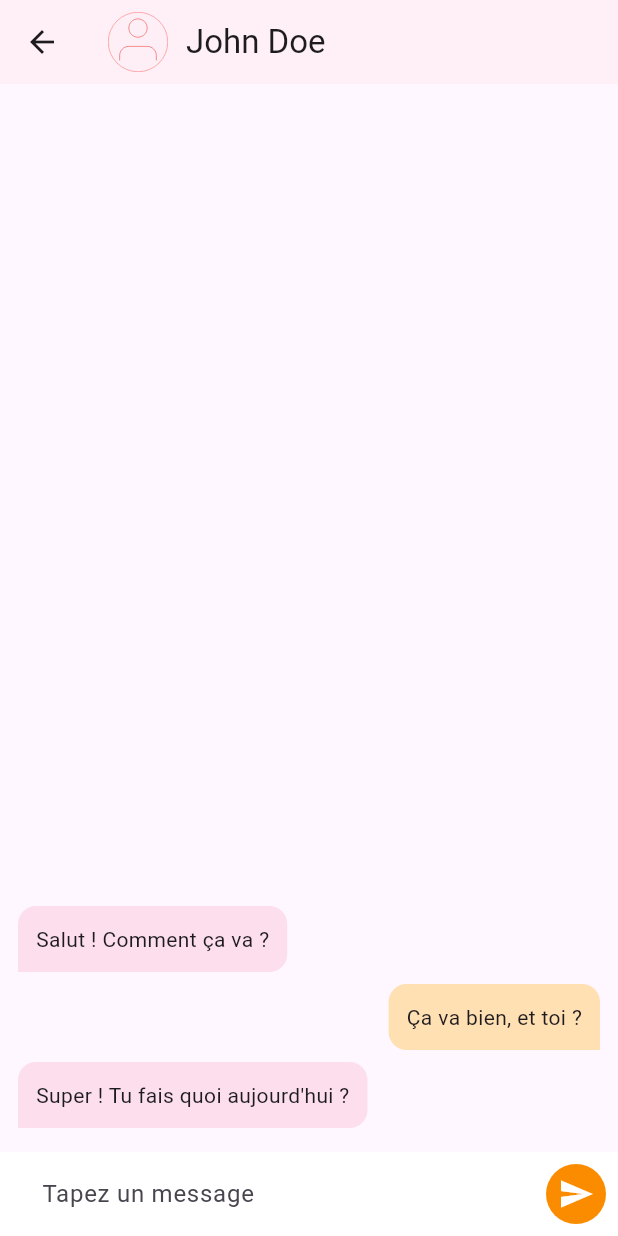
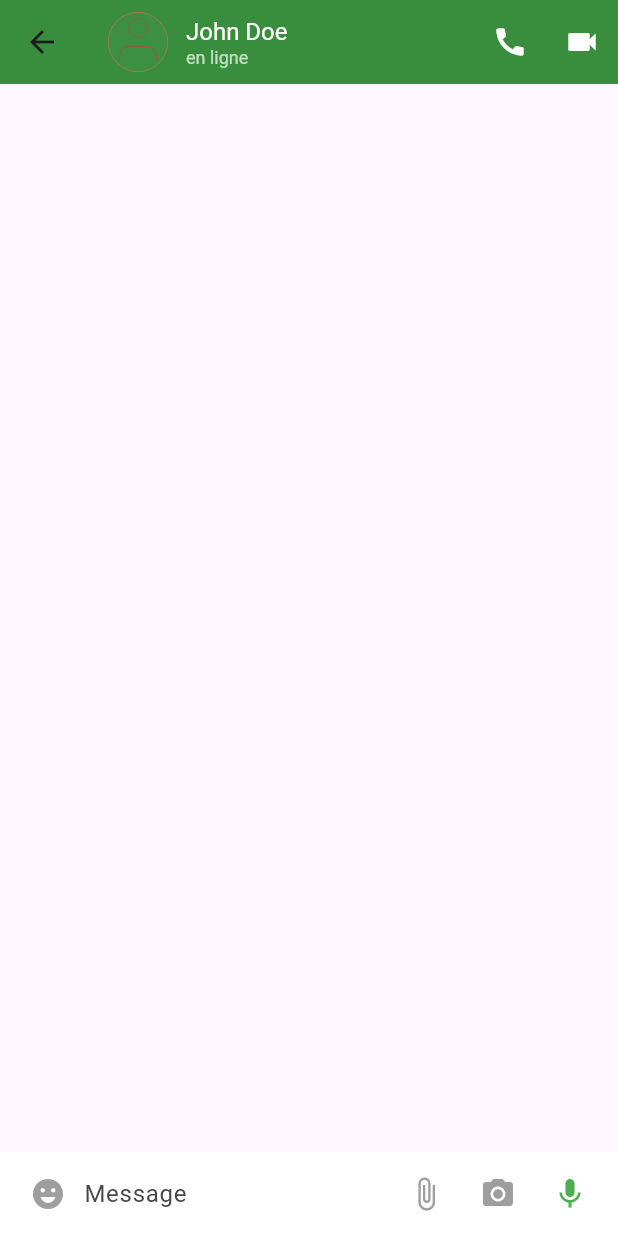
Before and after one commit to Idriss-rayan/chat007, a Flutter app: the ChatDiscussion screen opened directly, on a phone screen of 412 x 824 dp. Run offline on Flutter 3.47's test engine with Material 3 defaults, Android fonts, the phone set to English and light mode, and no system bars; our stand-ins replace country_picker, emoji_picker_flutter, flutter_staggered_animations, flutter_svg, font_awesome_flutter, like_button; missing offline and left inert: phone_form_field.

Commit message:
add new file

```diff
--- a/lib/pages/otherspages/messages/chat_discussion.dart
+++ b/lib/pages/otherspages/messages/chat_discussion.dart
@@ -1,35 +1,60 @@
 import 'package:flutter/material.dart';
 import 'package:flutter_svg/svg.dart';
+import 'package:emoji_picker_flutter/emoji_picker_flutter.dart';
 
 class ChatDiscussion extends StatefulWidget {
   const ChatDiscussion({super.key});
-
   @override
   State<ChatDiscussion> createState() => _ChatDiscussionState();
 }
 
 class _ChatDiscussionState extends State<ChatDiscussion> {
   final TextEditingController _controller = TextEditingController();
-  final List<Map<String, dynamic>> _messages = [
-    {"text": "Salut ! Comment ça va ?", "isMe": false},
-    {"text": "Ça va bien, et toi ?", "isMe": true},
-    {"text": "Super ! Tu fais quoi aujourd'hui ?", "isMe": false},
-  ];
+  final FocusNode _focusNode = FocusNode();
+  bool _isTyping = false;
+  bool _showEmojiPicker = false;
+  final List<Map<String, dynamic>> _messages = [];
+
+  @override
+  void initState() {
+    super.initState();
+    _controller.addListener(() {
+      setState(() {
+        _isTyping = _controller.text.trim().isNotEmpty;
+      });
+    });
+  }
+
+  @override
+  void dispose() {
+    _controller.dispose();
+    _focusNode.dispose();
+    super.dispose();
+  }
 
   void _sendMessage() {
     final text = _controller.text.trim();
     if (text.isEmpty) return;
-
     setState(() {
       _messages.add({"text": text, "isMe": true});
       _controller.clear();
+      _isTyping = false;
     });
-
-    // Ici tu peux ajouter une réponse automatique pour tester
     Future.delayed(const Duration(milliseconds: 500), () {
       setState(() {
-        _messages.add({"text": "Message automatique", "isMe": false});
+        _messages.add({"text": "Réponse automatique", "isMe": false});
       });
+    });
+  }
+
+  void _toggleEmojiPicker() {
+    if (_showEmojiPicker) {
+      _focusNode.requestFocus();
+    } else {
+      _focusNode.unfocus();
+    }
+    setState(() {
+      _showEmojiPicker = !_showEmojiPicker;
     });
   }
 
@@ -37,94 +62,126 @@ class _ChatDiscussionState extends State<ChatDiscussion> {
   Widget build(BuildContext context) {
     return Scaffold(
       appBar: AppBar(
-        backgroundColor: const Color.fromARGB(10, 244, 80, 30),
+        backgroundColor: Colors.green[700],
         title: Row(
           children: [
-            SvgPicture.asset(
-              'assets/component/avatar.svg',
-              width: 40,
-              height: 40,
-            ),
+            SvgPicture.asset('assets/component/avatar.svg',
+                width: 40, height: 40),
             const SizedBox(width: 12),
-            const Text("John Doe"),
+            Column(
+              crossAxisAlignment: CrossAxisAlignment.start,
+              children: const [
+                Text("John Doe",
+                    style: TextStyle(fontSize: 16, color: Colors.white)),
+                Text("en ligne",
+                    style: TextStyle(fontSize: 12, color: Colors.white70)),
               ],
             ),
+          ],
+        ),
+        actions: [
+          IconButton(
+              icon: const Icon(Icons.call, color: Colors.white),
+              onPressed: () {}),
+          IconButton(
+              icon: const Icon(Icons.videocam, color: Colors.white),
+              onPressed: () {}),
+        ],
       ),
       body: Column(
         children: [
-          // Messages
           Expanded(
             child: ListView.builder(
               padding: const EdgeInsets.all(12),
+              reverse: true,
               itemCount: _messages.length,
-              reverse: true, // Les messages récents en bas
               itemBuilder: (context, index) {
-                final message = _messages[_messages.length - 1 - index];
+                final msg = _messages[_messages.length - 1 - index];
                 return Align(
-                  alignment: message["isMe"]
+                  alignment: msg["isMe"]
                       ? Alignment.centerRight
                       : Alignment.centerLeft,
                   child: Container(
                     margin: const EdgeInsets.symmetric(vertical: 4),
                     padding: const EdgeInsets.all(12),
                     constraints: BoxConstraints(
-                      maxWidth: MediaQuery.of(context).size.width * 0.7,
+                        maxWidth: MediaQuery.of(context).size.width * 0.7),
+                    decoration: BoxDecoration(
+                      color: msg["isMe"] ? Colors.green[100] : Colors.grey[300],
+                      borderRadius: BorderRadius.circular(12),
                     ),
-                    decoration: BoxDecoration(
-                      color: message["isMe"]
-                          ? Colors.orange[100]
-                          : const Color.fromARGB(61, 244, 143, 177),
-                      borderRadius: BorderRadius.only(
-                        topLeft: const Radius.circular(12),
-                        topRight: const Radius.circular(12),
-                        bottomLeft: message["isMe"]
-                            ? const Radius.circular(12)
-                            : Radius.zero,
-                        bottomRight: message["isMe"]
-                            ? Radius.zero
-                            : const Radius.circular(12),
-                      ),
-                    ),
-                    child: Text(message["text"]),
+                    child: Text(msg["text"]),
                   ),
                 );
               },
             ),
           ),
-
-          // Champ de saisie
           SafeArea(
-            child: Container(
-              padding: const EdgeInsets.symmetric(horizontal: 8, vertical: 4),
+            child: Column(
+              children: [
+                Container(
+                  padding:
+                      const EdgeInsets.symmetric(horizontal: 8, vertical: 4),
                   color: Colors.white,
                   child: Row(
                     children: [
+                      IconButton(
+                        icon: const Icon(Icons.emoji_emotions,
+                            color: Colors.grey),
+                        onPressed: _toggleEmojiPicker,
+                      ),
                       Expanded(
                         child: TextField(
                           controller: _controller,
+                          focusNode: _focusNode,
+                          minLines: 1,
+                          maxLines: 5,
                           decoration: const InputDecoration(
-                        hintText: "Tapez un message",
-                        border: OutlineInputBorder(
-                          borderRadius: BorderRadius.all(Radius.circular(20)),
-                          borderSide: BorderSide.none,
+                              hintText: "Message", border: InputBorder.none),
+                          onTap: () {
+                            if (_showEmojiPicker) {
+                              setState(() => _showEmojiPicker = false);
+                            }
+                          },
                         ),
-                        fillColor: Colors.white,
-                        filled: true,
-                        contentPadding:
-                            EdgeInsets.symmetric(horizontal: 16, vertical: 0),
+                      ),
+                      IconButton(
+                          icon:
+                              const Icon(Icons.attach_file, color: Colors.grey),
+                          onPressed: () {}),
+                      IconButton(
+                          icon:
+                              const Icon(Icons.camera_alt, color: Colors.grey),
+                          onPressed: () {}),
+                      _isTyping
+                          ? IconButton(
+                              icon: const Icon(Icons.send, color: Colors.green),
+                              onPressed: _sendMessage)
+                          : IconButton(
+                              icon: const Icon(Icons.mic, color: Colors.green),
+                              onPressed: () {}),
+                    ],
+                  ),
+                ),
+                if (_showEmojiPicker)
+                  SizedBox(
+                    height: 250,
+                    child: EmojiPicker(
+                      textEditingController: _controller,
+                      config: Config(
+                        height: 250,
+                        checkPlatformCompatibility: true,
+                        emojiViewConfig:
+                            const EmojiViewConfig(emojiSizeMax: 28.0),
+                        viewOrderConfig: const ViewOrderConfig(),
+                        skinToneConfig: const SkinToneConfig(),
+                        categoryViewConfig: const CategoryViewConfig(),
+                        bottomActionBarConfig: const BottomActionBarConfig(),
+                        searchViewConfig: const SearchViewConfig(),
                       ),
                     ),
                   ),
-                  const SizedBox(width: 8),
-                  CircleAvatar(
-                    backgroundColor: Colors.orange[600],
-                    child: IconButton(
-                      icon: const Icon(Icons.send, color: Colors.white),
-                      onPressed: _sendMessage,
-                    ),
-                  ),
               ],
-              ),
             ),
           ),
         ],
--- a/pubspec.yaml
+++ b/pubspec.yaml
@@ -53,7 +53,6 @@ dependencies:
   flutter_staggered_animations: ^1.1.1
   speech_to_text: ^6.6.0
 
-
 dev_dependencies:
   flutter_test:
     sdk: flutter
```
Lines whose indentation alone changed are shown as unchanged.
